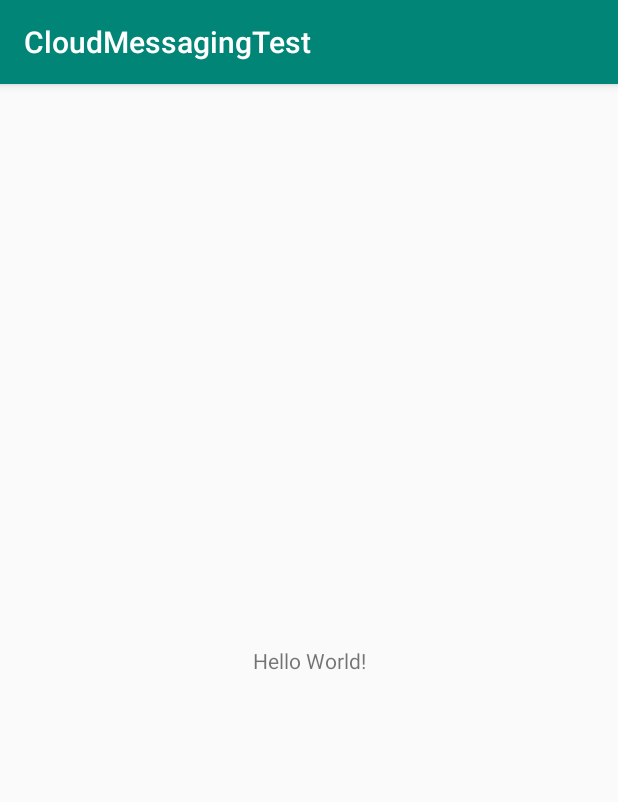
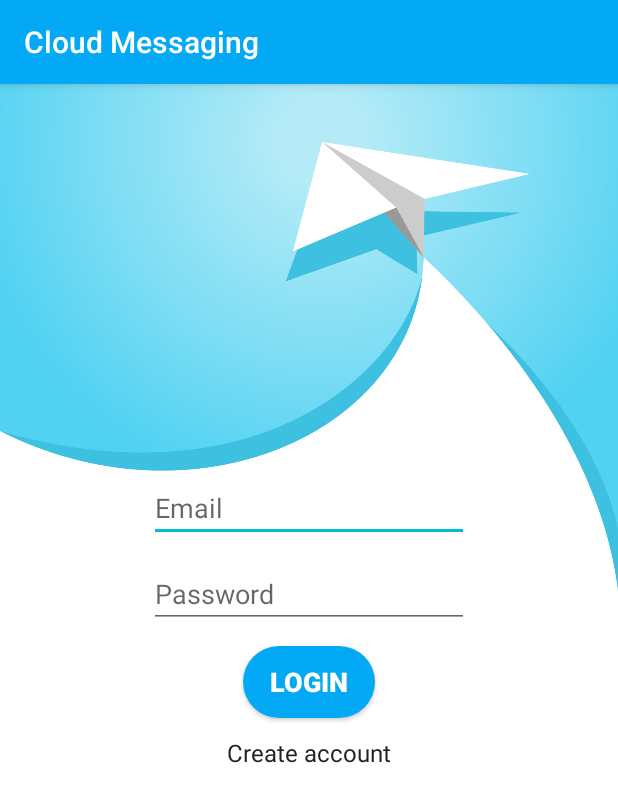
Before and after one commit to DmytroKutko/Firebase_CloudMessaging_test, an Android app: the screen it shows after launch (MainActivity before the commit, AuthActivity after it), on a phone screen of 412 x 824 dp. Shown: the top 802 px of the screen. Run offline under Robolectric (Android 15) with nearby library versions, the phone set to English and light mode, and no system bars.

Commit message:
create login view

```diff
--- a/app/build.gradle
+++ b/app/build.gradle
@@ -3,6 +3,7 @@ apply plugin: 'com.android.application'
 apply plugin: 'kotlin-android'
 
 apply plugin: 'kotlin-android-extensions'
+apply plugin: 'com.google.gms.google-services'
 
 android {
     compileSdkVersion 28
@@ -24,10 +25,16 @@ android {
 
 dependencies {
     implementation fileTree(dir: 'libs', include: ['*.jar'])
-    implementation"org.jetbrains.kotlin:kotlin-stdlib-jdk7:$kotlin_version"
+    implementation "org.jetbrains.kotlin:kotlin-stdlib-jdk7:$kotlin_version"
+    //noinspection GradleCompatible
     implementation 'com.android.support:appcompat-v7:28.0.0'
     implementation 'com.android.support.constraint:constraint-layout:1.1.3'
+    implementation 'com.android.support:support-v4:28.0.0'
     testImplementation 'junit:junit:4.12'
     androidTestImplementation 'com.android.support.test:runner:1.0.2'
     androidTestImplementation 'com.android.support.test.espresso:espresso-core:3.0.2'
+
+    //Firebase services
+    implementation 'com.google.firebase:firebase-messaging:17.4.0'
+    implementation 'com.google.firebase:firebase-auth:16.1.0'
 }
--- a/app/src/main/AndroidManifest.xml
+++ b/app/src/main/AndroidManifest.xml
@@ -1,6 +1,8 @@
 <?xml version="1.0" encoding="utf-8"?>
 <manifest xmlns:android="http://schemas.android.com/apk/res/android"
           package="com.example.cloudmessagingtest">
+
+    <uses-permission android:name="android.permission.INTERNET"/>
 
     <application
             android:allowBackup="true"
@@ -9,6 +11,13 @@
             android:roundIcon="@mipmap/ic_launcher_round"
             android:supportsRtl="true"
             android:theme="@style/AppTheme">
+        <activity android:name=".AuthActivity">
+            <intent-filter>
+                <action android:name="android.intent.action.MAIN"/>
+
+                <category android:name="android.intent.category.LAUNCHER"/>
+            </intent-filter>
+        </activity>
         <activity android:name=".MainActivity">
             <intent-filter>
                 <action android:name="android.intent.action.MAIN"/>
--- /dev/null
+++ b/app/src/main/java/com/example/cloudmessagingtest/AuthActivity.kt
@@ -0,0 +1,26 @@
+package com.example.cloudmessagingtest
+
+import android.os.Bundle
+import android.support.v7.app.AppCompatActivity
+import com.example.cloudmessagingtest.AuthFragments.LoginFragment
+
+class AuthActivity : AppCompatActivity() {
+
+    override fun onCreate(savedInstanceState: Bundle?) {
+        super.onCreate(savedInstanceState)
+        setContentView(R.layout.activity_auth)
+
+        setInitialData()
+    }
+
+    private fun setInitialData() {
+        setInitFragment()
+    }
+
+    private fun setInitFragment() {
+        supportFragmentManager
+            .beginTransaction()
+            .replace(R.id.auth_container, LoginFragment())
+            .commit()
+    }
+}
--- /dev/null
+++ b/app/src/main/java/com/example/cloudmessagingtest/AuthFragments/LoginFragment.kt
@@ -0,0 +1,48 @@
+package com.example.cloudmessagingtest.AuthFragments
+
+
+import android.os.Bundle
+import android.support.v4.app.Fragment
+import android.view.LayoutInflater
+import android.view.View
+import android.view.ViewGroup
+
+import com.example.cloudmessagingtest.R
+import kotlinx.android.synthetic.main.fragment_login.*
+
+class LoginFragment : Fragment() {
+
+    override fun onCreateView(
+        inflater: LayoutInflater, container: ViewGroup?,
+        savedInstanceState: Bundle?
+    ): View? {
+        // Inflate the layout for this fragment
+        return inflater.inflate(R.layout.fragment_login, container, false)
+    }
+
+    override fun onActivityCreated(savedInstanceState: Bundle?) {
+        super.onActivityCreated(savedInstanceState)
+
+        initListener()
+    }
+
+    private fun initListener() {
+        replaceToRegistration()
+        initLogin()
+    }
+
+    private fun initLogin() {
+        btnLoginSignIn.setOnClickListener {
+            //TO DO login function
+        }
+    }
+
+    private fun replaceToRegistration() {
+        tvLoginToRegistration.setOnClickListener {
+            fragmentManager!!
+                .beginTransaction()
+                .replace(R.id.auth_container, RegistrationFragment())
+                .commit()
+        }
+    }
+}
--- /dev/null
+++ b/app/src/main/java/com/example/cloudmessagingtest/AuthFragments/RegistrationFragment.kt
@@ -0,0 +1,23 @@
+package com.example.cloudmessagingtest.AuthFragments
+
+
+import android.os.Bundle
+import android.support.v4.app.Fragment
+import android.view.LayoutInflater
+import android.view.View
+import android.view.ViewGroup
+
+import com.example.cloudmessagingtest.R
+
+class RegistrationFragment : Fragment() {
+
+    override fun onCreateView(
+        inflater: LayoutInflater, container: ViewGroup?,
+        savedInstanceState: Bundle?
+    ): View? {
+        // Inflate the layout for this fragment
+        return inflater.inflate(R.layout.fragment_registration, container, false)
+    }
+
+
+}
--- /dev/null
+++ b/app/src/main/res/drawable/rounded_button.xml
@@ -0,0 +1,8 @@
+<?xml version="1.0" encoding="utf-8"?>
+<shape
+        xmlns:android="http://schemas.android.com/apk/res/android">
+
+    <solid android:color="@color/colorPrimary"/>
+    <corners android:radius="24dp"/>
+
+</shape>
--- /dev/null
+++ b/app/src/main/res/layout/activity_auth.xml
@@ -0,0 +1,13 @@
+<?xml version="1.0" encoding="utf-8"?>
+<android.support.constraint.ConstraintLayout
+        android:id="@+id/auth_container"
+        xmlns:android="http://schemas.android.com/apk/res/android"
+        xmlns:tools="http://schemas.android.com/tools"
+        xmlns:app="http://schemas.android.com/apk/res-auto"
+        android:layout_width="match_parent"
+        android:layout_height="match_parent"
+        tools:context=".AuthActivity">
+
+
+
+</android.support.constraint.ConstraintLayout>
--- /dev/null
+++ b/app/src/main/res/layout/fragment_login.xml
@@ -0,0 +1,55 @@
+<?xml version="1.0" encoding="utf-8"?>
+<android.support.constraint.ConstraintLayout
+        xmlns:android="http://schemas.android.com/apk/res/android"
+        xmlns:app="http://schemas.android.com/apk/res-auto" xmlns:tools="http://schemas.android.com/tools"
+        android:layout_width="match_parent"
+        android:layout_height="match_parent"
+        tools:context=".AuthFragments.LoginFragment" android:background="@color/TextIcons">
+
+
+    <ImageView
+            android:src="@drawable/auth_background_image"
+            android:layout_width="wrap_content"
+            android:layout_height="wrap_content"
+            android:id="@+id/imageView"
+            android:adjustViewBounds="true"
+            android:scaleType="centerCrop"
+            app:layout_constraintEnd_toEndOf="parent"
+            app:layout_constraintStart_toStartOf="parent" app:layout_constraintTop_toTopOf="parent"
+            app:layout_constraintHorizontal_bias="1.0"
+    />
+    <EditText
+            android:layout_width="wrap_content"
+            android:layout_height="wrap_content"
+            android:inputType="textPersonName"
+            android:id="@+id/etLoginEmail"
+            app:layout_constraintStart_toStartOf="parent" app:layout_constraintEnd_toEndOf="parent"
+            app:layout_constraintTop_toTopOf="parent" android:layout_marginTop="260dp" android:ems="10"
+            android:hint="Email"/>
+    <EditText
+            android:layout_width="wrap_content"
+            android:layout_height="wrap_content"
+            android:inputType="textPassword"
+            android:ems="10"
+            android:id="@+id/etLoginPassword"
+            app:layout_constraintTop_toBottomOf="@+id/etLoginEmail" app:layout_constraintStart_toStartOf="parent"
+            app:layout_constraintEnd_toEndOf="parent" android:layout_marginTop="12dp" android:hint="Password"/>
+    <Button
+            android:text="Login"
+            android:layout_width="wrap_content"
+            android:layout_height="wrap_content"
+            android:id="@+id/btnLoginSignIn"
+            app:layout_constraintTop_toBottomOf="@+id/etLoginPassword"
+            app:layout_constraintStart_toStartOf="parent"
+            app:layout_constraintEnd_toEndOf="parent" android:layout_marginTop="12dp"
+            android:background="@drawable/rounded_button" android:paddingLeft="12dp" android:paddingRight="12dp"
+            android:textSize="18sp" android:textStyle="bold" android:textColor="@color/TextIcons"/>
+    <TextView
+            android:text="Create account"
+            android:layout_width="wrap_content"
+            android:layout_height="wrap_content"
+            android:id="@+id/tvLoginToRegistration"
+            app:layout_constraintTop_toBottomOf="@+id/btnLoginSignIn" app:layout_constraintStart_toStartOf="parent"
+            app:layout_constraintEnd_toEndOf="parent" android:layout_marginTop="12dp" android:textSize="16sp"
+            android:textColor="@color/PrimaryText"/>
+</android.support.constraint.ConstraintLayout>
--- /dev/null
+++ b/app/src/main/res/layout/fragment_registration.xml
@@ -0,0 +1,14 @@
+<?xml version="1.0" encoding="utf-8"?>
+<FrameLayout xmlns:android="http://schemas.android.com/apk/res/android"
+             xmlns:tools="http://schemas.android.com/tools"
+             android:layout_width="match_parent"
+             android:layout_height="match_parent"
+             tools:context=".AuthFragments.RegistrationFragment">
+
+    <!-- TODO: Update blank fragment layout -->
+    <TextView
+            android:layout_width="match_parent"
+            android:layout_height="match_parent"
+            android:text="@string/hello_blank_fragment"/>
+
+</FrameLayout>
--- a/app/src/main/res/values/colors.xml
+++ b/app/src/main/res/values/colors.xml
@@ -1,6 +1,11 @@
 <?xml version="1.0" encoding="utf-8"?>
 <resources>
-    <color name="colorPrimary">#008577</color>
-    <color name="colorPrimaryDark">#00574B</color>
-    <color name="colorAccent">#D81B60</color>
+    <color name="colorPrimary">#03A9F4</color>
+    <color name="colorPrimaryDark">#0288D1</color>
+    <color name="colorAccent">#00BCD4</color>
+    <color name="PrimaryText">#212121</color>
+    <color name="SecondaryText">#757575</color>
+    <color name="TextIcons">#FFFFFF</color>
+    <color name="LightPrimary">#B3E5FC</color>
+    <color name="DividerColor">#BDBDBD</color>
 </resources>
--- a/app/src/main/res/values/strings.xml
+++ b/app/src/main/res/values/strings.xml
@@ -1,3 +1,6 @@
 <resources>
-    <string name="app_name">CloudMessagingTest</string>
+    <string name="app_name">Cloud Messaging</string>
+
+    <!-- TODO: Remove or change this placeholder text -->
+    <string name="hello_blank_fragment">Hello blank fragment</string>
 </resources>
--- a/build.gradle
+++ b/build.gradle
@@ -10,6 +10,7 @@ buildscript {
     dependencies {
         classpath 'com.android.tools.build:gradle:3.3.1'
         classpath "org.jetbrains.kotlin:kotlin-gradle-plugin:$kotlin_version"
+        classpath 'com.google.gms:google-services:4.1.0'
         // NOTE: Do not place your application dependencies here; they belong
         // in the individual module build.gradle files
     }
```
Also changed, not shown: app/src/main/res/drawable/auth_background_image.png (added).
